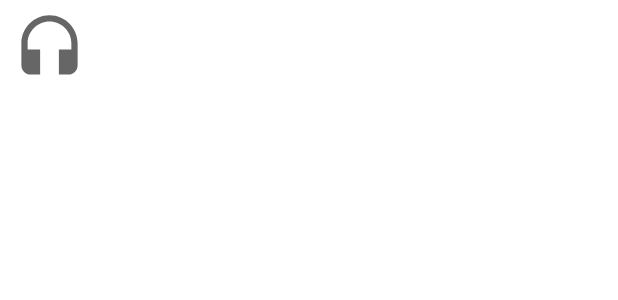
After one commit to NickIvantsov/My-mp3, an Android app: the layout item_song.xml on its own in the app's theme, with its tools: preview values and no code run, on a phone screen of 412 x 824 dp. The commit adds this screen. Shown: the top 300 px of the screen. Run offline under Robolectric (Android 15) with nearby library versions, the phone set to English and light mode, and no system bars.

Commit message:
добавил отображения списка имеющихся аудио на устройстве, добавил макет элемента аудио

```diff
--- /dev/null
+++ b/My-mp3/app/src/main/res/layout/item_song.xml
@@ -0,0 +1,41 @@
+<?xml version="1.0" encoding="utf-8"?>
+<androidx.constraintlayout.widget.ConstraintLayout xmlns:android="http://schemas.android.com/apk/res/android"
+    xmlns:app="http://schemas.android.com/apk/res-auto"
+    xmlns:tools="http://schemas.android.com/tools"
+    android:layout_width="match_parent"
+    android:layout_height="wrap_content">
+
+    <ImageView
+        android:id="@+id/imageView3"
+        android:layout_width="50dp"
+        android:layout_height="50dp"
+        android:layout_marginStart="8dp"
+        android:layout_marginTop="8dp"
+        android:layout_marginBottom="8dp"
+        app:layout_constraintBottom_toBottomOf="parent"
+        app:layout_constraintStart_toStartOf="parent"
+        app:layout_constraintTop_toTopOf="parent"
+        app:srcCompat="@drawable/ic_baseline_headset_24" />
+
+    <TextView
+        android:id="@+id/tv_song_title"
+        android:layout_width="0dp"
+        android:layout_height="wrap_content"
+        android:layout_marginStart="8dp"
+        android:layout_marginEnd="8dp"
+        app:layout_constraintEnd_toEndOf="parent"
+        app:layout_constraintStart_toEndOf="@+id/imageView3"
+        app:layout_constraintTop_toTopOf="@+id/imageView3" />
+
+    <TextView
+        android:id="@+id/tv_song_artist"
+        android:layout_width="0dp"
+        android:layout_height="wrap_content"
+        android:layout_marginStart="8dp"
+        android:layout_marginTop="8dp"
+        android:layout_marginEnd="8dp"
+        app:layout_constraintBottom_toBottomOf="@+id/imageView3"
+        app:layout_constraintEnd_toEndOf="parent"
+        app:layout_constraintStart_toEndOf="@+id/imageView3"
+        app:layout_constraintTop_toBottomOf="@+id/tv_song_title" />
+</androidx.constraintlayout.widget.ConstraintLayout>
```
Also changed, not shown: My-mp3/app/src/main/java/com/gmail/ivantsov/nikolai/my_mp3/framework/AppApplication.kt (+3 -5 lines), My-mp3/app/src/main/java/com/gmail/ivantsov/nikolai/my_mp3/framework/di/AdapterModule.kt (added, +13 -0 lines), My-mp3/app/src/main/java/com/gmail/ivantsov/nikolai/my_mp3/presentation/MainFragment.kt (+10 -4 lines), My-mp3/app/src/main/java/com/gmail/ivantsov/nikolai/my_mp3/presentation/library/SongsAdapter.kt (added, +37 -0 lines), My-mp3/app/src/main/java/com/gmail/ivantsov/nikolai/my_mp3/presentation/library/SongsViewHolder.kt (added, +9 -0 lines), My-mp3/app/src/main/res/layout/main_fragment.xml (+7 -2 lines).
